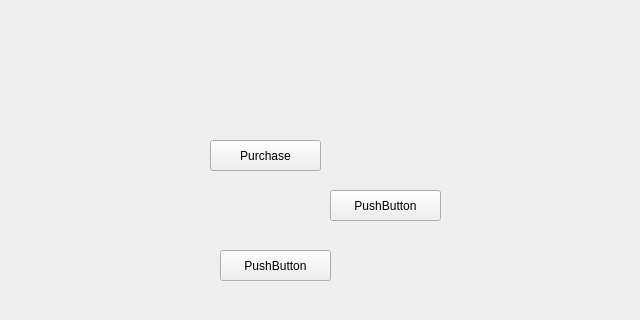
UnitedPuggs/The-Simps, file mainmenu.ui: the form before one commit; both pictures show x 0 to 640 and y 0 to 320 of the 640 by 480 pixel window.
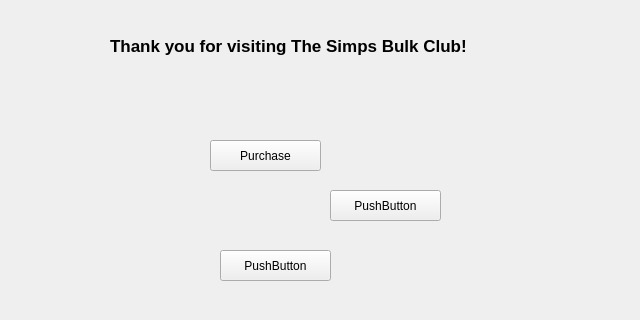
The form after the commit.

Commit message:
Main Window label and create login button
Will link log in button to login window

Diff of the .ui file:
```diff
--- a/mainmenu.ui
+++ b/mainmenu.ui
@@ -63,6 +63,26 @@
        <string>PushButton</string>
       </property>
      </widget>
+     <widget class="QLabel" name="label">
+      <property name="geometry">
+       <rect>
+        <x>110</x>
+        <y>20</y>
+        <width>371</width>
+        <height>51</height>
+       </rect>
+      </property>
+      <property name="font">
+       <font>
+        <pointsize>13</pointsize>
+        <weight>75</weight>
+        <bold>true</bold>
+       </font>
+      </property>
+      <property name="text">
+       <string>Thank you for visiting The Simps Bulk Club!</string>
+      </property>
+     </widget>
     </widget>
     <widget class="QWidget" name="loginPage">
      <widget class="QGroupBox" name="groupBox">
```
Left out of the diff: 2 changed lines with no effect on the pictures. The commit also changes 3 other files.
